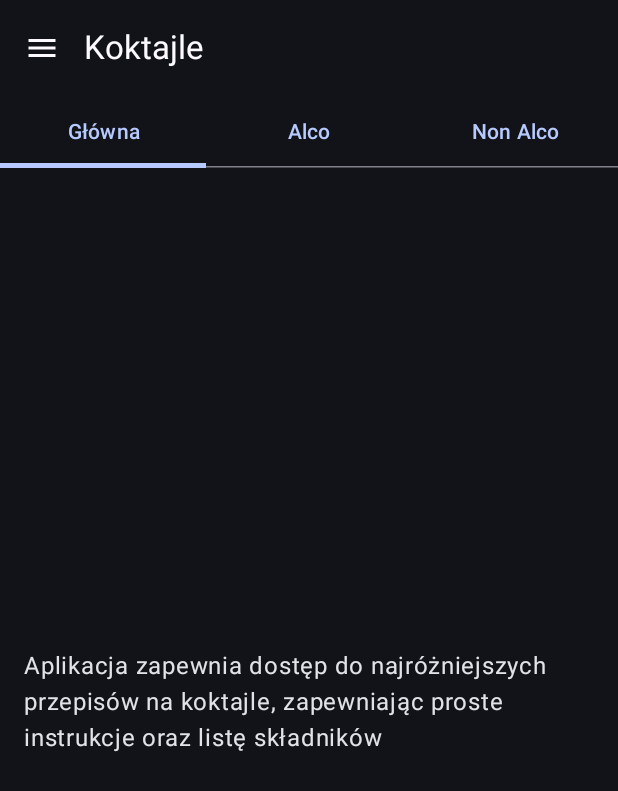
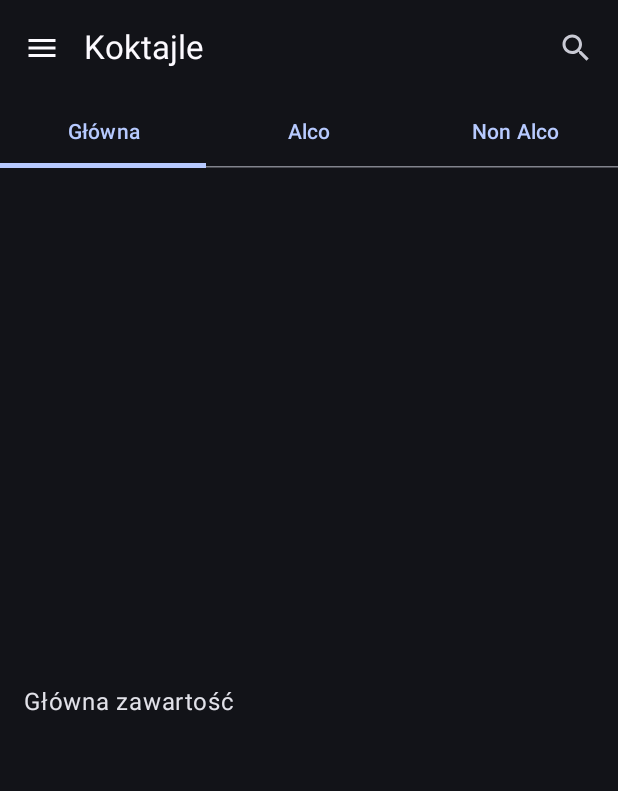
Before and after one commit to marta-dot/CoctailApp, an Android app built with Jetpack Compose: the CocktailListScreen screen opened through its navigation route, on a phone screen of 412 x 824 dp. Shown: the top 791 px of the screen. Run offline under Robolectric (Android 15) with nearby library versions, the phone set to English and light mode, and no system bars; our stand-ins replace accompanist, window size class; libraries missing offline, so code that uses them is left out: me.onebone.toolbar; pictures from the network do not load.

Commit message:
Added Searching

```diff
--- a/app/src/main/java/com/example/coctailapp/MainActivity.kt
+++ b/app/src/main/java/com/example/coctailapp/MainActivity.kt
@@ -70,7 +70,9 @@ import me.onebone.toolbar.CollapsingToolbarScaffold
 import me.onebone.toolbar.ScrollStrategy
 import me.onebone.toolbar.rememberCollapsingToolbarScaffoldState
 import androidx.compose.foundation.pager.rememberPagerState
+import androidx.compose.material.icons.filled.Close
 import androidx.compose.material.icons.filled.Menu
+import androidx.compose.material.icons.filled.Search
 
 class MainActivity : ComponentActivity() {
     @OptIn(ExperimentalMaterial3WindowSizeClassApi::class)
@@ -179,41 +181,72 @@ private fun PlaceholderScreen() {
 
 @OptIn(ExperimentalMaterial3Api::class)
 @Composable
-fun CocktailListScreen(onCocktailClick: (String) -> Unit, onMenuClick: () -> Unit) {
+fun CocktailListScreen(
+    onCocktailClick: (String) -> Unit,
+    onMenuClick: () -> Unit
+) {
+    val tabs = listOf("Główna", "Alco", "Non Alco")
+    val pagerState = rememberPagerState(0) {tabs.size}
+    val scope = rememberCoroutineScope()
+
+    var isSearching by remember { mutableStateOf(false) }
+    var searchQuery by remember { mutableStateOf("") }
+
+    // Fetching cocktails (you might want to move these out if already fetched elsewhere)
     val context = LocalContext.current
     val cocktailsAlco by produceState<List<Cocktail>>(initialValue = emptyList()) {
         try {
-            value =
-                apiService.getCocktails("https://www.thecocktaildb.com/api/json/v1/1/filter.php?a=Alcoholic").drinks
-            Log.d("CocktailList", "Fetched cocktails: $value")
+            value = apiService.getCocktails("https://www.thecocktaildb.com/api/json/v1/1/filter.php?a=Alcoholic").drinks
         } catch (e: Exception) {
             Toast.makeText(context, "Failed to fetch cocktails", Toast.LENGTH_SHORT).show()
-            Log.e("CocktailList", "Error fetching cocktails", e)
         }
     }
     val cocktailsNonAlco by produceState<List<Cocktail>>(initialValue = emptyList()) {
         try {
-            value =
-                apiService.getCocktails("https://www.thecocktaildb.com/api/json/v1/1/filter.php?a=Non_Alcoholic").drinks
-            Log.d("CocktailList", "Fetched cocktails: $value")
+            value = apiService.getCocktails("https://www.thecocktaildb.com/api/json/v1/1/filter.php?a=Non_Alcoholic").drinks
         } catch (e: Exception) {
             Toast.makeText(context, "Failed to fetch cocktails", Toast.LENGTH_SHORT).show()
-            Log.e("CocktailList", "Error fetching cocktails", e)
         }
     }
 
-    var selectedTabIndex by rememberSaveable { mutableStateOf(0) }
-    val tabs = listOf("Główna", "Alco", "Non Alco")
-    val pagerState = rememberPagerState(0) {tabs.size}
-    val scope = rememberCoroutineScope()
+    // Filter logic
+    fun filterCocktails(cocktails: List<Cocktail>): List<Cocktail> {
+        val query = searchQuery.trim().lowercase()
+        return if (query.isBlank()) cocktails else {
+            cocktails.filter {
+                it.strDrink.lowercase().contains(query)
+            }
+        }
+    }
+
     Scaffold(
         topBar = {
             Column {
                 TopAppBar(
-                    title = { Text("Koktajle") },
+                    title = {
+                        if (isSearching) {
+                            TextField(
+                                value = searchQuery,
+                                onValueChange = { searchQuery = it },
+                                placeholder = { Text("Szukaj...") },
+                                singleLine = true,
+                                modifier = Modifier.fillMaxWidth()
+                            )
+                        } else {
+                            Text("Koktajle")
+                        }
+                    },
                     navigationIcon = {
                         IconButton(onClick = onMenuClick) {
                             Icon(Icons.Default.Menu, contentDescription = "Menu")
+                        }
+                    },
+                    actions = {
+                        IconButton(onClick = { isSearching = !isSearching }) {
+                            Icon(
+                                imageVector = if (isSearching) Icons.Default.Close else Icons.Default.Search,
+                                contentDescription = "Szukaj"
+                            )
                         }
                     }
                 )
@@ -223,9 +256,7 @@ fun CocktailListScreen(onCocktailClick: (String) -> Unit, onMenuClick: () -> Uni
                             text = { Text(title) },
                             selected = pagerState.currentPage == index,
                             onClick = {
-                                scope.launch {
-                                    pagerState.animateScrollToPage(index)
-                                }
+                                scope.launch { pagerState.animateScrollToPage(index) }
                             }
                         )
                     }
@@ -240,13 +271,14 @@ fun CocktailListScreen(onCocktailClick: (String) -> Unit, onMenuClick: () -> Uni
                 .fillMaxSize()
         ) { page ->
             when (page) {
-                0 -> Text("Aplikacja zapewnia dostęp do najróżniejszych przepisów na koktajle, zapewniając proste instrukcje oraz listę składników", modifier = Modifier.padding(16.dp))
-                1 -> CocktailGrid(cocktailsAlco, onCocktailClick)
-                2 -> CocktailGrid(cocktailsNonAlco, onCocktailClick)
+                0 -> Text("Główna zawartość", modifier = Modifier.padding(16.dp))
+                1 -> CocktailGrid(filterCocktails(cocktailsAlco), onCocktailClick)
+                2 -> CocktailGrid(filterCocktails(cocktailsNonAlco), onCocktailClick)
             }
         }
     }
-    }
+}
+
 @Composable
 fun CocktailGrid(cocktails: List<Cocktail>, onClick: (String) -> Unit) {
     LazyVerticalGrid(
```
